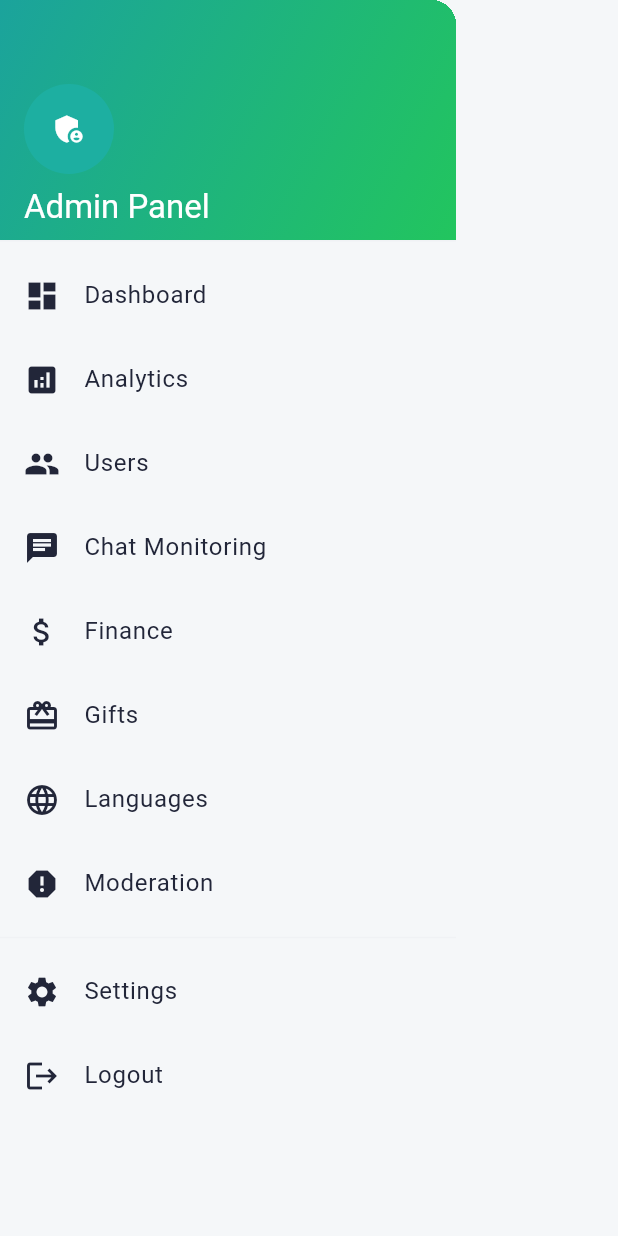
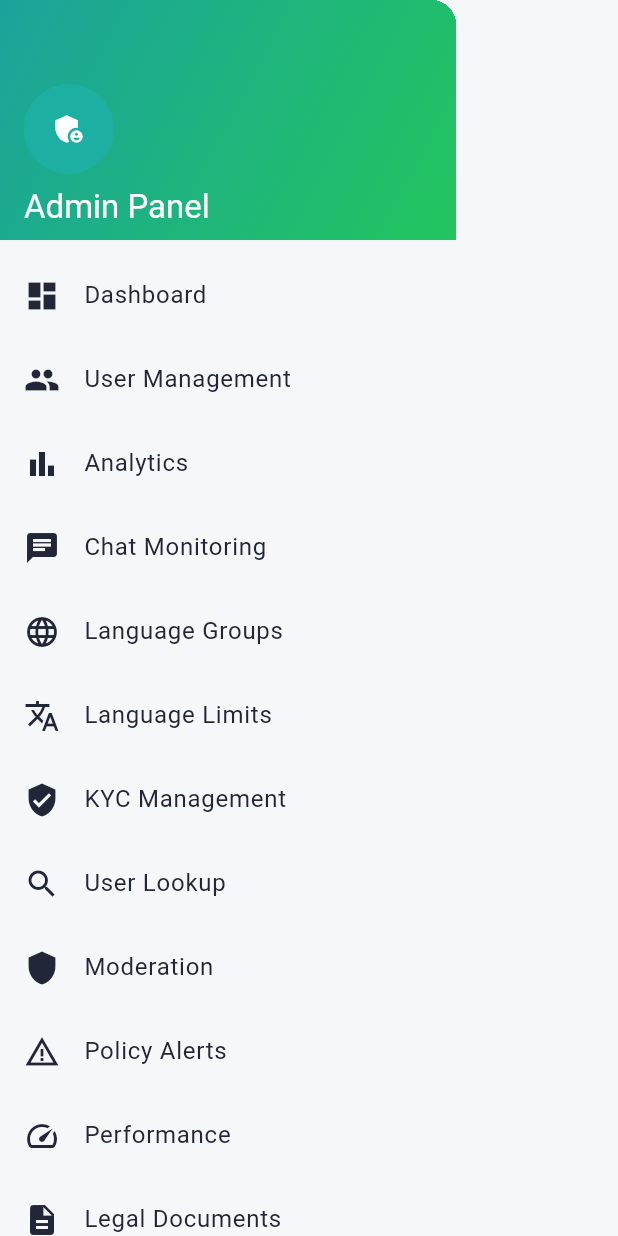
Before and after one commit to pendyala436/project-blueprint-builder-7a1c8269, a Flutter app: the _AdminDrawer widget shown alone on an empty page, opened directly, on a phone screen of 412 x 824 dp. Run offline on Flutter 3.47's test engine with Material 3 defaults, Android fonts, the phone set to English and light mode, and no system bars; our stand-ins replace audioplayers, firebase_messaging, flutter_local_notifications, flutter_riverpod, go_router, hive_flutter and 4 more; missing offline and left inert: flutter_webrtc, livekit_client, razorpay_flutter, screen_protector; accounts and stored records are empty; statements that could not run were skipped.

Commit message:
Changes
Co-authored-by: pendyala436 <138793939+pendyala436@users.noreply.github.com>

```diff
--- a/flutter/lib/features/admin/presentation/screens/admin_dashboard_screen.dart
+++ b/flutter/lib/features/admin/presentation/screens/admin_dashboard_screen.dart
@@ -1,5 +1,8 @@
 import 'package:flutter/material.dart';
 import 'package:flutter_riverpod/flutter_riverpod.dart';
+import 'package:go_router/go_router.dart';
+import 'package:supabase_flutter/supabase_flutter.dart';
+import '../../../../core/router/app_router.dart';
 import '../../../../core/theme/app_colors.dart';
 import '../../../../shared/widgets/common_widgets.dart';
 
@@ -127,10 +130,34 @@ class _StatCard extends StatelessWidget {
 class _AdminDrawer extends StatelessWidget {
   const _AdminDrawer();
 
+  static const _items = <_NavItem>[
+    _NavItem('Dashboard', Icons.dashboard, AppRoutes.admin),
+    _NavItem('User Management', Icons.people, AppRoutes.adminUsers),
+    _NavItem('Analytics', Icons.bar_chart, AppRoutes.adminAnalytics),
+    _NavItem('Chat Monitoring', Icons.chat, AppRoutes.adminChatMonitoring),
+    _NavItem('Language Groups', Icons.language, AppRoutes.adminLanguages),
+    _NavItem('Language Limits', Icons.translate, AppRoutes.adminLanguageLimits),
+    _NavItem('KYC Management', Icons.verified_user, AppRoutes.adminKyc),
+    _NavItem('User Lookup', Icons.search, AppRoutes.adminUserLookup),
+    _NavItem('Moderation', Icons.shield, AppRoutes.adminModeration),
+    _NavItem('Policy Alerts', Icons.warning_amber, AppRoutes.adminPolicyAlerts),
+    _NavItem('Performance', Icons.speed, AppRoutes.adminPerformance),
+    _NavItem('Legal Documents', Icons.description, AppRoutes.adminLegalDocuments),
+    _NavItem('Backups', Icons.backup, AppRoutes.adminBackups),
+    _NavItem('Audit Logs', Icons.assignment, AppRoutes.adminAuditLogs),
+    _NavItem('Messaging', Icons.campaign, AppRoutes.adminMessaging),
+    _NavItem('Finance', Icons.attach_money, AppRoutes.adminFinance),
+    _NavItem('Payout Statements', Icons.receipt_long, AppRoutes.adminPayouts),
+    _NavItem('Enable / Disable', Icons.toggle_on, AppRoutes.adminEnableDisable),
+    _NavItem('Settings', Icons.settings, AppRoutes.adminSettings),
+  ];
+
   @override
   Widget build(BuildContext context) {
+    final currentPath = GoRouterState.of(context).uri.path;
     return Drawer(
       child: ListView(
+        padding: EdgeInsets.zero,
         children: [
           DrawerHeader(
             decoration: const BoxDecoration(gradient: AppColors.primaryGradient),
@@ -140,23 +167,42 @@ class _AdminDrawer extends StatelessWidget {
               children: [
                 const CircleAvatar(radius: 30, child: Icon(Icons.admin_panel_settings)),
                 const SizedBox(height: 8),
-                Text('Admin Panel', style: Theme.of(context).textTheme.titleLarge?.copyWith(color: Colors.white)),
+                Text('Admin Panel',
+                    style: Theme.of(context).textTheme.titleLarge?.copyWith(color: Colors.white)),
               ],
             ),
           ),
-          ListTile(leading: const Icon(Icons.dashboard), title: const Text('Dashboard'), onTap: () {}),
-          ListTile(leading: const Icon(Icons.analytics), title: const Text('Analytics'), onTap: () {}),
-          ListTile(leading: const Icon(Icons.people), title: const Text('Users'), onTap: () {}),
-          ListTile(leading: const Icon(Icons.chat), title: const Text('Chat Monitoring'), onTap: () {}),
-          ListTile(leading: const Icon(Icons.attach_money), title: const Text('Finance'), onTap: () {}),
-          ListTile(leading: const Icon(Icons.card_giftcard), title: const Text('Gifts'), onTap: () {}),
-          ListTile(leading: const Icon(Icons.language), title: const Text('Languages'), onTap: () {}),
-          ListTile(leading: const Icon(Icons.report), title: const Text('Moderation'), onTap: () {}),
+          ..._items.map((item) {
+            final selected = currentPath == item.path;
+            return ListTile(
+              leading: Icon(item.icon),
+              title: Text(item.title),
+              selected: selected,
+              selectedTileColor: AppColors.primary.withOpacity(0.08),
+              onTap: () {
+                Navigator.pop(context);
+                if (!selected) context.go(item.path);
+              },
+            );
+          }),
           const Divider(),
-          ListTile(leading: const Icon(Icons.settings), title: const Text('Settings'), onTap: () {}),
-          ListTile(leading: const Icon(Icons.logout), title: const Text('Logout'), onTap: () {}),
+          ListTile(
+            leading: const Icon(Icons.logout),
+            title: const Text('Logout'),
+            onTap: () async {
+              await Supabase.instance.client.auth.signOut();
+              if (context.mounted) context.go('/auth');
+            },
+          ),
         ],
       ),
     );
   }
 }
+
+class _NavItem {
+  final String title;
+  final IconData icon;
+  final String path;
+  const _NavItem(this.title, this.icon, this.path);
+}
```
